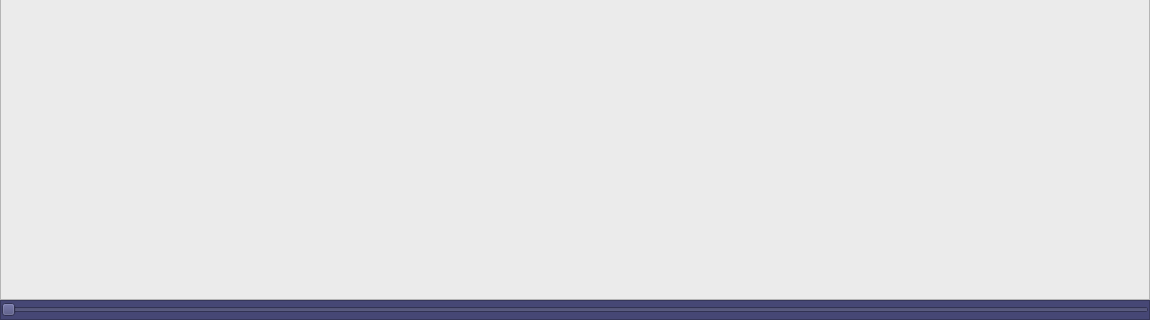
Before: the Qt Designer form mainwindow.ui in IsolatedSushi2/Traffic, drawn with Qt 5; both pictures show x 0 to 1150 and y 495 to 815 of the 1150 by 815 pixel window.
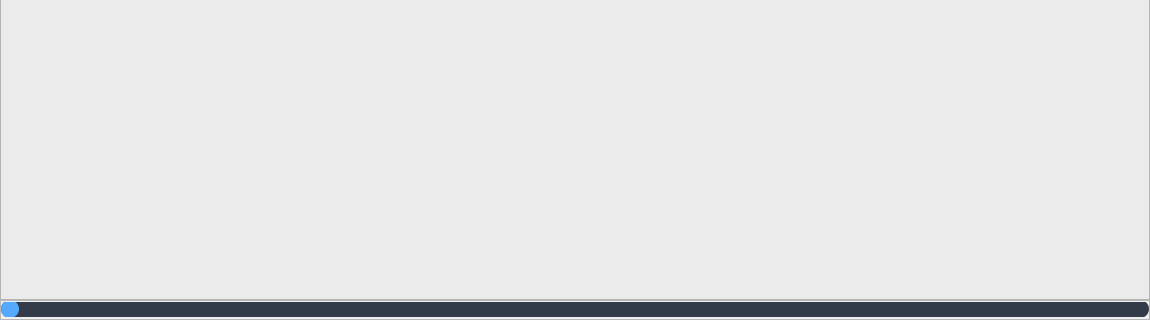
After: the same form once the commit is applied.

Diff of the .ui file:
```diff
--- a/mainwindow.ui
+++ b/mainwindow.ui
@@ -27,7 +27,55 @@
     </size>
    </property>
    <property name="styleSheet">
-    <string notr="true">background-color: rgb(235, 235, 235);</string>
+    <string notr="true">background-color: rgb(235, 235, 235);
+/* SLIDERS */
+QSlider::groove:horizontal {
+    border-radius: 9px;
+    height: 18px;
+	margin: 0px;
+	background-color: rgb(52, 59, 72);
+}
+QSlider::groove:horizontal:hover {
+	background-color: rgb(55, 62, 76);
+}
+QSlider::handle:horizontal {
+    background-color: rgb(85, 170, 255);
+    border: none;
+    height: 18px;
+    width: 18px;
+    margin: 0px;
+	border-radius: 9px;
+}
+QSlider::handle:horizontal:hover {
+    background-color: rgb(105, 180, 255);
+}
+QSlider::handle:horizontal:pressed {
+    background-color: rgb(65, 130, 195);
+}
+
+QSlider::groove:vertical {
+    border-radius: 9px;
+    width: 18px;
+    margin: 0px;
+	background-color: rgb(52, 59, 72);
+}
+QSlider::groove:vertical:hover {
+	background-color: rgb(55, 62, 76);
+}
+QSlider::handle:vertical {
+    background-color: rgb(85, 170, 255);
+	border: none;
+    height: 18px;
+    width: 18px;
+    margin: 0px;
+	border-radius: 9px;
+}
+QSlider::handle:vertical:hover {
+    background-color: rgb(105, 180, 255);
+}
+QSlider::handle:vertical:pressed {
+    background-color: rgb(65, 130, 195);
+}</string>
    </property>
    <layout class="QVBoxLayout" name="verticalLayout">
     <property name="spacing">
@@ -164,7 +212,56 @@
       </property>
       <property name="styleSheet">
        <string notr="true">background-color: rgb(169, 0, 17);
-background-color: rgb(70, 71, 117);</string>
+background-color: rgb(70, 71, 117);
+
+/* SLIDERS */
+QSlider::groove:horizontal {
+    border-radius: 9px;
+    height: 18px;
+	margin: 0px;
+	background-color: rgb(52, 59, 72);
+}
+QSlider::groove:horizontal:hover {
+	background-color: rgb(55, 62, 76);
+}
+QSlider::handle:horizontal {
+    background-color: rgb(85, 170, 255);
+    border: none;
+    height: 18px;
+    width: 18px;
+    margin: 0px;
+	border-radius: 9px;
+}
+QSlider::handle:horizontal:hover {
+    background-color: rgb(105, 180, 255);
+}
+QSlider::handle:horizontal:pressed {
+    background-color: rgb(65, 130, 195);
+}
+
+QSlider::groove:vertical {
+    border-radius: 9px;
+    width: 18px;
+    margin: 0px;
+	background-color: rgb(52, 59, 72);
+}
+QSlider::groove:vertical:hover {
+	background-color: rgb(55, 62, 76);
+}
+QSlider::handle:vertical {
+    background-color: rgb(85, 170, 255);
+	border: none;
+    height: 18px;
+    width: 18px;
+    margin: 0px;
+	border-radius: 9px;
+}
+QSlider::handle:vertical:hover {
+    background-color: rgb(105, 180, 255);
+}
+QSlider::handle:vertical:pressed {
+    background-color: rgb(65, 130, 195);
+}</string>
       </property>
       <property name="frameShape">
        <enum>QFrame::StyledPanel</enum>
@@ -187,6 +284,56 @@
        </property>
        <item>
         <widget class="QSlider" name="frameSlider">
+         <property name="styleSheet">
+          <string notr="true">/* SLIDERS */
+QSlider::groove:horizontal {
+    border-radius: 9px;
+    height: 18px;
+	margin: 0px;
+	background-color: rgb(52, 59, 72);
+}
+QSlider::groove:horizontal:hover {
+	background-color: rgb(55, 62, 76);
+}
+QSlider::handle:horizontal {
+    background-color: rgb(85, 170, 255);
+    border: none;
+    height: 18px;
+    width: 18px;
+    margin: 0px;
+	border-radius: 9px;
+}
+QSlider::handle:horizontal:hover {
+    background-color: rgb(105, 180, 255);
+}
+QSlider::handle:horizontal:pressed {
+    background-color: rgb(65, 130, 195);
+}
+
+QSlider::groove:vertical {
+    border-radius: 9px;
+    width: 18px;
+    margin: 0px;
+	background-color: rgb(52, 59, 72);
+}
+QSlider::groove:vertical:hover {
+	background-color: rgb(55, 62, 76);
+}
+QSlider::handle:vertical {
+    background-color: rgb(85, 170, 255);
+	border: none;
+    height: 18px;
+    width: 18px;
+    margin: 0px;
+	border-radius: 9px;
+}
+QSlider::handle:vertical:hover {
+    background-color: rgb(105, 180, 255);
+}
+QSlider::handle:vertical:pressed {
+    background-color: rgb(65, 130, 195);
+}</string>
+         </property>
          <property name="orientation">
           <enum>Qt::Horizontal</enum>
          </property>
```
